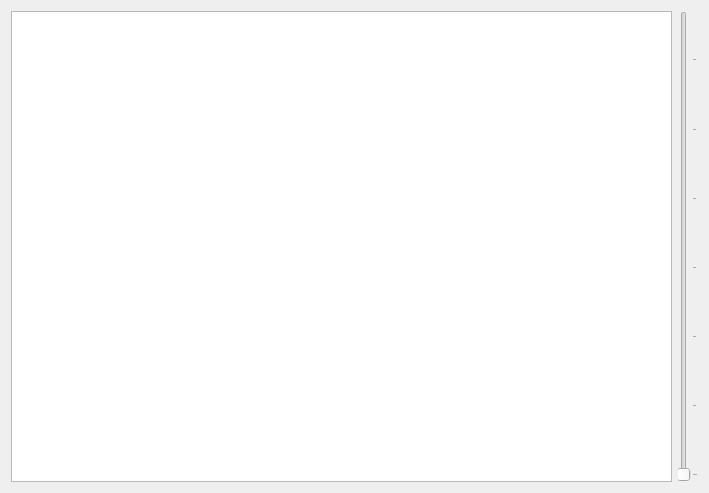
This is cpp/gui/qt/qgraphicsscene/form.ui in gcode-mirror/openphysic as Qt 5 draws it before an edit. The edited form follows.
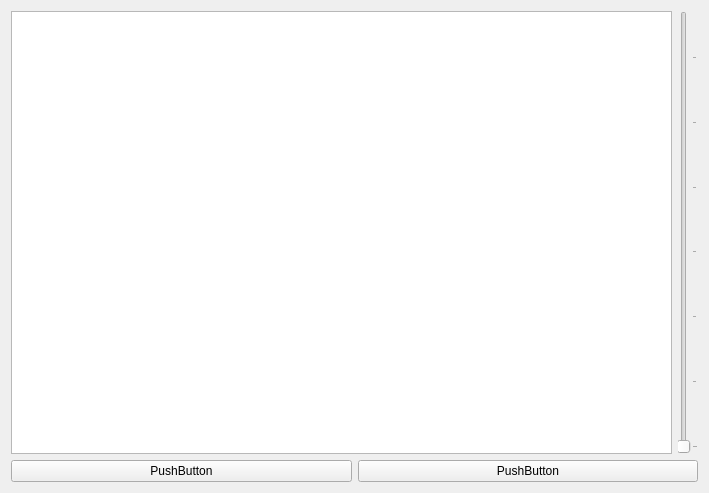
This is the edited form.

Patch:
```diff
--- a/cpp/gui/qt/qgraphicsscene/form.ui
+++ b/cpp/gui/qt/qgraphicsscene/form.ui
@@ -13,6 +13,8 @@
   <property name="windowTitle">
    <string>Form</string>
   </property>
+  <layout class="QVBoxLayout" name="verticalLayout">
+   <item>
   <layout class="QHBoxLayout" name="horizontalLayout">
    <item>
     <widget class="QGraphicsView" name="graphicsView"/>
@@ -29,6 +31,26 @@
       <number>15</number>
      </property>
     </widget>
+     </item>
+    </layout>
+   </item>
+   <item>
+    <layout class="QHBoxLayout" name="horizontalLayout_2">
+     <item>
+      <widget class="QPushButton" name="pushButton">
+       <property name="text">
+        <string>PushButton</string>
+       </property>
+      </widget>
+     </item>
+     <item>
+      <widget class="QPushButton" name="pushButton_2">
+       <property name="text">
+        <string>PushButton</string>
+       </property>
+      </widget>
+     </item>
+    </layout>
    </item>
   </layout>
  </widget>
```
Lines whose indentation alone changed are shown as unchanged.
